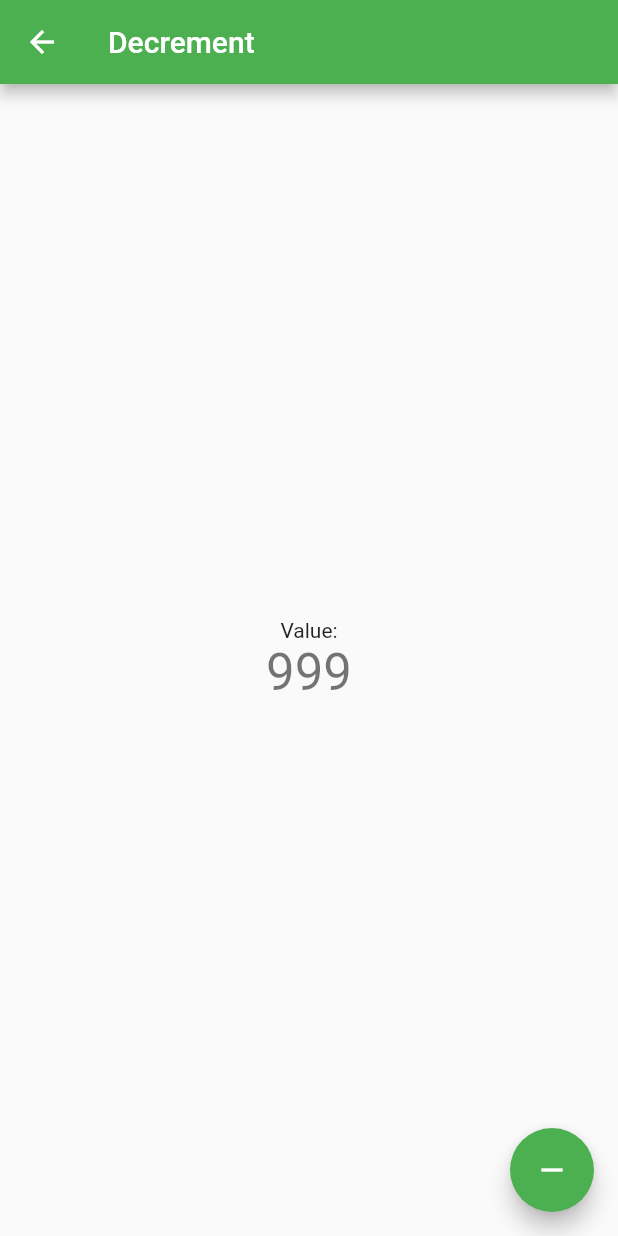
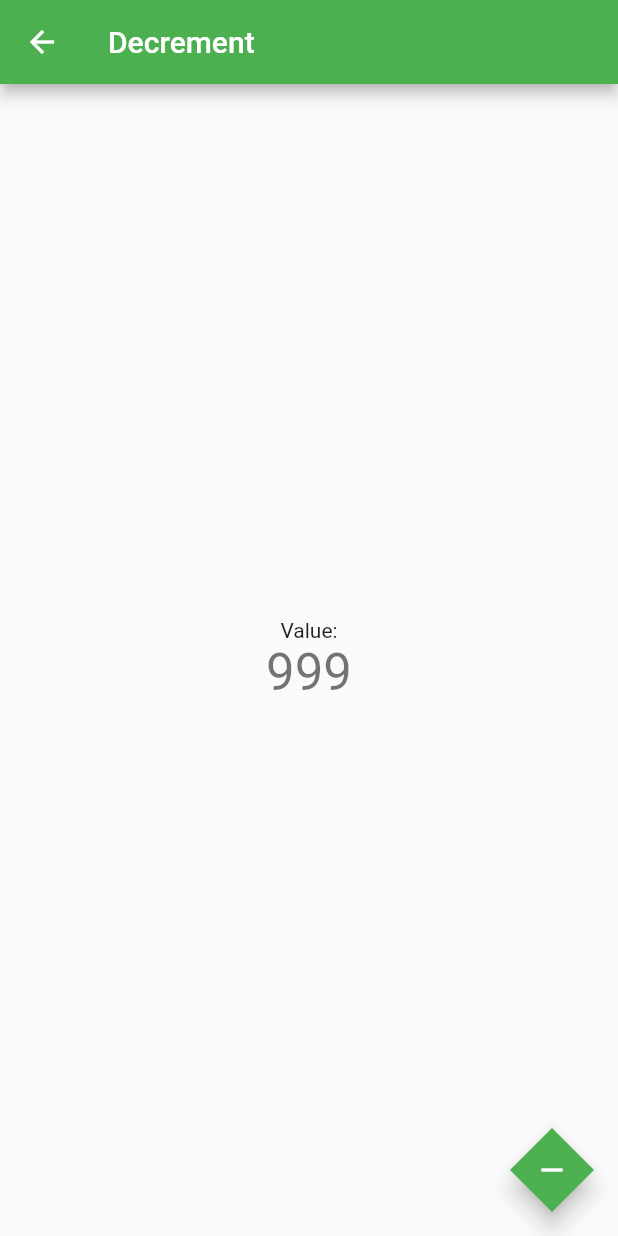
Before and after one commit to ChopinDavid/BisectDemo, a Flutter app: the DecrementPage screen opened directly, on a phone screen of 412 x 824 dp. Run offline on Flutter 3.47's test engine with Material 2 defaults, Android fonts, the phone set to English and light mode, and no system bars.

Commit message:
Updated FloatingActionButtons to have a diamond shape

```diff
--- /dev/null
+++ b/lib/misc/diamond_border.dart
@@ -0,0 +1,34 @@
+import 'package:flutter/material.dart';
+
+class DiamondBorder extends ShapeBorder {
+  const DiamondBorder();
+
+  @override
+  EdgeInsetsGeometry get dimensions {
+    return const EdgeInsets.only();
+  }
+
+  @override
+  Path getInnerPath(Rect rect, {TextDirection? textDirection}) {
+    return getOuterPath(rect, textDirection: textDirection);
+  }
+
+  @override
+  Path getOuterPath(Rect rect, {TextDirection? textDirection}) {
+    return Path()
+      ..moveTo(rect.left + rect.width / 2.0, rect.top)
+      ..lineTo(rect.right, rect.top + rect.height / 2.0)
+      ..lineTo(rect.left + rect.width / 2.0, rect.bottom)
+      ..lineTo(rect.left, rect.top + rect.height / 2.0)
+      ..close();
+  }
+
+  @override
+  void paint(Canvas canvas, Rect rect, {TextDirection? textDirection}) {}
+
+  // This border doesn't support scaling.
+  @override
+  ShapeBorder scale(double t) {
+    return const DiamondBorder();
+  }
+}
--- a/lib/screens/decrement_page.dart
+++ b/lib/screens/decrement_page.dart
@@ -1,3 +1,4 @@
+import 'package:bisect_demo/misc/diamond_border.dart';
 import 'package:flutter/material.dart';
 
 class DecrementPage extends StatefulWidget {
@@ -79,6 +80,7 @@ class _DecrementPageState extends State<DecrementPage> {
       floatingActionButton: FloatingActionButton(
         onPressed: _incrementCounter,
         tooltip: 'Decrement',
+        shape: const DiamondBorder(),
         child: const Icon(Icons.remove),
       ), // This trailing comma makes auto-formatting nicer for build methods.
     );
--- a/lib/screens/increment_page.dart
+++ b/lib/screens/increment_page.dart
@@ -1,4 +1,6 @@
 import 'package:flutter/material.dart';
+
+import '../misc/diamond_border.dart';
 
 class IncrementPage extends StatefulWidget {
   const IncrementPage({super.key});
@@ -26,7 +28,7 @@ class _IncrementPageState extends State<IncrementPage> {
       // so that the display can reflect the updated values. If we changed
       // _counter without calling setState(), then the build method would not be
       // called again, and so nothing would appear to happen.
-      _counter++;
+      _counter += 2;
     });
   }
 
@@ -77,6 +79,7 @@ class _IncrementPageState extends State<IncrementPage> {
       floatingActionButton: FloatingActionButton(
         onPressed: _incrementCounter,
         tooltip: 'Increment',
+        shape: const DiamondBorder(),
         child: const Icon(Icons.add),
       ), // This trailing comma makes auto-formatting nicer for build methods.
     );
```
